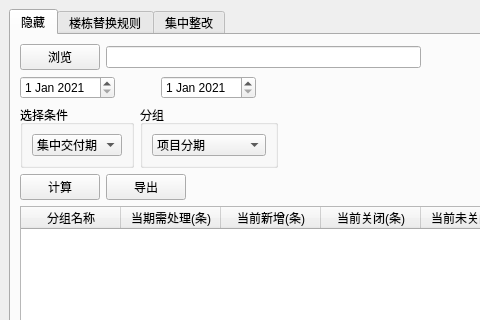
Before: the Qt Designer form second.ui in goblincc/pythonUI, drawn with Qt 5; both pictures show x 0 to 480 and y 0 to 320 of the 755 by 600 pixel window.
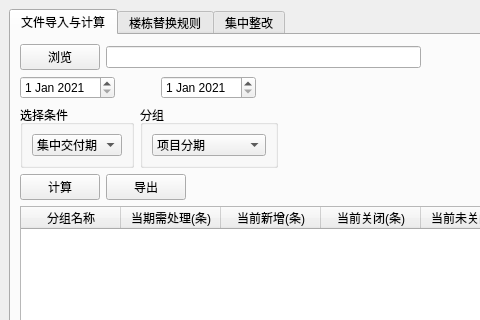
After: the same form once the commit is applied. The open tabs and pages were chosen to show the change.

Patch:
```diff
--- a/second.ui
+++ b/second.ui
@@ -25,7 +25,7 @@
       </property>
       <widget class="QWidget" name="tab">
        <attribute name="title">
-        <string>隐藏</string>
+        <string>文件导入与计算</string>
        </attribute>
        <layout class="QVBoxLayout" name="verticalLayout_4">
         <item>
```
Left out of the diff: 2 changed lines with no effect on the pictures.
